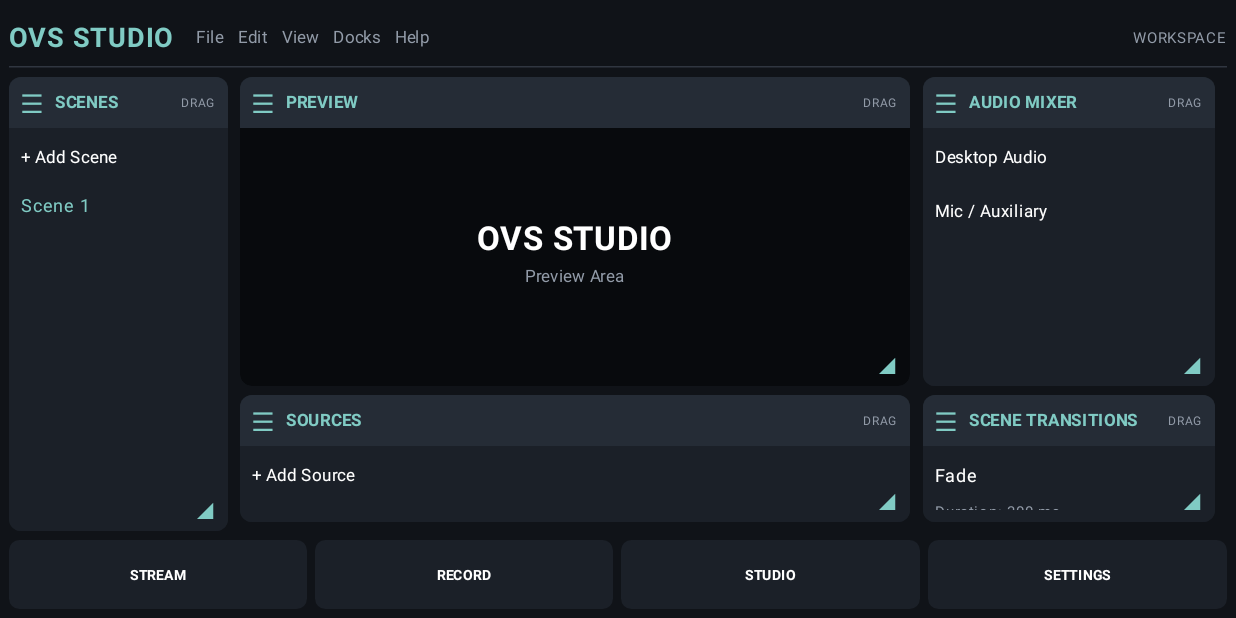
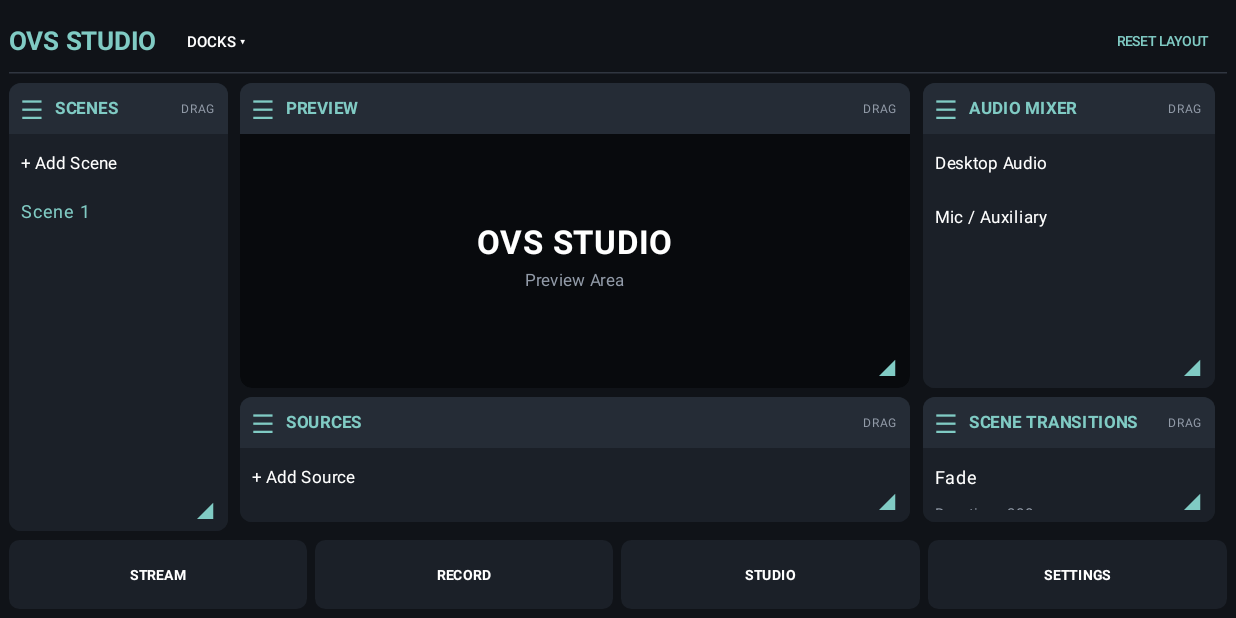
Before and after one commit to HarxhXT/OVS-Studio, an Android app built with Jetpack Compose: the screen it shows after launch (MainActivity), on a phone screen of 824 x 412 dp (held sideways). Run offline under Robolectric (Android 15) with nearby library versions, the phone set to English and light mode, and no system bars.

Commit message:
Add visibility feature to Dock and update UI
Added visibility property to Dock and updated related functions to handle visibility state. Enhanced UI to toggle dock visibility in the menu.

```diff
--- a/app/src/main/java/com/harxhxt/ovsstudio/MainActivity.kt
+++ b/app/src/main/java/com/harxhxt/ovsstudio/MainActivity.kt
@@ -1,6 +1,7 @@
 package com.harxhxt.ovsstudio
 
 import android.os.Bundle
+import android.content.SharedPreferences
 import androidx.activity.ComponentActivity
 import androidx.activity.compose.setContent
 import androidx.compose.foundation.background
@@ -55,12 +56,14 @@ class Dock(
     x: Float,
     y: Float,
     width: Float,
-    height: Float
+    height: Float,
+    visible: Boolean = true
 ) {
     var x by mutableFloatStateOf(x)
     var y by mutableFloatStateOf(y)
     var width by mutableFloatStateOf(width)
     var height by mutableFloatStateOf(height)
+    var visible by mutableStateOf(visible)
 }
 
 fun defaultDocks(): MutableList<Dock> {
@@ -74,13 +77,9 @@ fun defaultDocks(): MutableList<Dock> {
 }
 
 fun loadDocks(
-    preferences: android.content.SharedPreferences
+    preferences: SharedPreferences
 ): MutableList<Dock> {
     val defaults = defaultDocks()
-
-    if (preferences.getInt("layout_version", 0) != LAYOUT_VERSION) {
-        return defaults
-    }
 
     return defaults.map { dock ->
         val key = dock.type
@@ -91,7 +90,8 @@ fun loadDocks(
             preferences.getFloat("${key}_x", dock.x),
             preferences.getFloat("${key}_y", dock.y),
             preferences.getFloat("${key}_width", dock.width),
-            preferences.getFloat("${key}_height", dock.height)
+            preferences.getFloat("${key}_height", dock.height),
+            preferences.getBoolean("${key}_visible", true)
         )
     }.toMutableList()
 }
@@ -110,11 +110,15 @@ fun OvsWorkspace() {
         }
     }
 
-    val layoutSignature = docks.joinToString("|") {
-        "${it.type}:${it.x}:${it.y}:${it.width}:${it.height}"
+    var docksMenuExpanded by remember {
+        mutableStateOf(false)
     }
 
-    // Automatic workspace saving
+    val layoutSignature = docks.joinToString("|") {
+        "${it.type}:${it.x}:${it.y}:${it.width}:${it.height}:${it.visible}"
+    }
+
+    // Automatically save workspace changes
     LaunchedEffect(layoutSignature) {
         delay(300)
 
@@ -128,9 +132,23 @@ fun OvsWorkspace() {
                 putFloat("${key}_y", dock.y)
                 putFloat("${key}_width", dock.width)
                 putFloat("${key}_height", dock.height)
+                putBoolean("${key}_visible", dock.visible)
             }
 
             apply()
+        }
+    }
+
+    // Restore default workspace
+    fun resetWorkspace() {
+        val defaults = defaultDocks()
+
+        docks.zip(defaults).forEach { (current, default) ->
+            current.x = default.x
+            current.y = default.y
+            current.width = default.width
+            current.height = default.height
+            current.visible = true
         }
     }
 
@@ -143,31 +161,76 @@ fun OvsWorkspace() {
         Row(
             modifier = Modifier
                 .fillMaxWidth()
-                .height(38.dp),
+                .height(42.dp),
             verticalAlignment = Alignment.CenterVertically
         ) {
             Text(
                 "OVS STUDIO",
                 color = Accent,
-                fontSize = 18.sp,
+                fontSize = 17.sp,
                 fontWeight = FontWeight.Bold
             )
 
-            Spacer(Modifier.width(14.dp))
+            Spacer(Modifier.width(8.dp))
+
+            Box {
+                TextButton(
+                    onClick = {
+                        docksMenuExpanded = true
+                    }
+                ) {
+                    Text(
+                        "DOCKS ▾",
+                        color = Color.White,
+                        fontSize = 10.sp
+                    )
+                }
+
+                DropdownMenu(
+                    expanded = docksMenuExpanded,
+                    onDismissRequest = {
+                        docksMenuExpanded = false
+                    }
+                ) {
+                    docks.forEach { dock ->
+                        DropdownMenuItem(
+                            text = {
+                                Row(
+                                    verticalAlignment =
+                                        Alignment.CenterVertically
+                                ) {
+                                    Checkbox(
+                                        checked = dock.visible,
+                                        onCheckedChange = null
+                                    )
 
                                     Text(
-                "File   Edit   View   Docks   Help",
-                color = Muted,
-                fontSize = 11.sp
+                                        dock.title,
+                                        fontSize = 12.sp
                                     )
+                                }
+                            },
+                            onClick = {
+                                dock.visible = !dock.visible
+                            }
+                        )
+                    }
+                }
+            }
 
             Spacer(Modifier.weight(1f))
 
+            TextButton(
+                onClick = {
+                    resetWorkspace()
+                }
+            ) {
                 Text(
-                "WORKSPACE",
-                color = Muted,
-                fontSize = 10.sp
+                    "RESET LAYOUT",
+                    color = Accent,
+                    fontSize = 9.sp
                 )
+            }
         }
 
         HorizontalDivider(color = Color(0xFF303640))
@@ -183,18 +246,24 @@ fun OvsWorkspace() {
 
             docks.forEachIndexed { index, dock ->
 
+                if (dock.visible) {
+
                     val panelWidth =
-                    (workspaceWidth * dock.width).coerceAtLeast(70.dp)
+                        (workspaceWidth * dock.width)
+                            .coerceAtLeast(70.dp)
 
                     val panelHeight =
-                    (workspaceHeight * dock.height).coerceAtLeast(70.dp)
+                        (workspaceHeight * dock.height)
+                            .coerceAtLeast(70.dp)
 
                     Column(
                         modifier = Modifier
                             .offset {
                                 IntOffset(
-                                (workspaceWidth.toPx() * dock.x).roundToInt(),
-                                (workspaceHeight.toPx() * dock.y).roundToInt()
+                                    (workspaceWidth.toPx() * dock.x)
+                                        .roundToInt(),
+                                    (workspaceHeight.toPx() * dock.y)
+                                        .roundToInt()
                                 )
                             }
                             .width(panelWidth)
@@ -213,20 +282,30 @@ fun OvsWorkspace() {
                                     workspaceWidth,
                                     workspaceHeight
                                 ) {
-                                detectDragGestures { change, dragAmount ->
+                                    detectDragGestures {
+                                        change, dragAmount ->
+
                                         change.consume()
 
                                         val dx =
-                                        dragAmount.x / workspaceWidth.toPx()
+                                            dragAmount.x /
+                                                workspaceWidth.toPx()
 
                                         val dy =
-                                        dragAmount.y / workspaceHeight.toPx()
+                                            dragAmount.y /
+                                                workspaceHeight.toPx()
 
                                         dock.x = (dock.x + dx)
-                                        .coerceIn(0f, 1f - dock.width)
+                                            .coerceIn(
+                                                0f,
+                                                1f - dock.width
+                                            )
 
                                         dock.y = (dock.y + dy)
-                                        .coerceIn(0f, 1f - dock.height)
+                                            .coerceIn(
+                                                0f,
+                                                1f - dock.height
+                                            )
                                     }
                                 },
                             verticalAlignment = Alignment.CenterVertically
@@ -276,14 +355,18 @@ fun OvsWorkspace() {
                                         workspaceWidth,
                                         workspaceHeight
                                     ) {
-                                    detectDragGestures { change, dragAmount ->
+                                        detectDragGestures {
+                                            change, dragAmount ->
+
                                             change.consume()
 
                                             val dw =
-                                            dragAmount.x / workspaceWidth.toPx()
+                                                dragAmount.x /
+                                                    workspaceWidth.toPx()
 
                                             val dh =
-                                            dragAmount.y / workspaceHeight.toPx()
+                                                dragAmount.y /
+                                                    workspaceHeight.toPx()
 
                                             dock.width = (dock.width + dw)
                                                 .coerceIn(
@@ -305,6 +388,7 @@ fun OvsWorkspace() {
                                     color = Accent,
                                     fontSize = 18.sp
                                 )
+                            }
                         }
                     }
                 }
```
Lines whose indentation alone changed are shown as unchanged.
